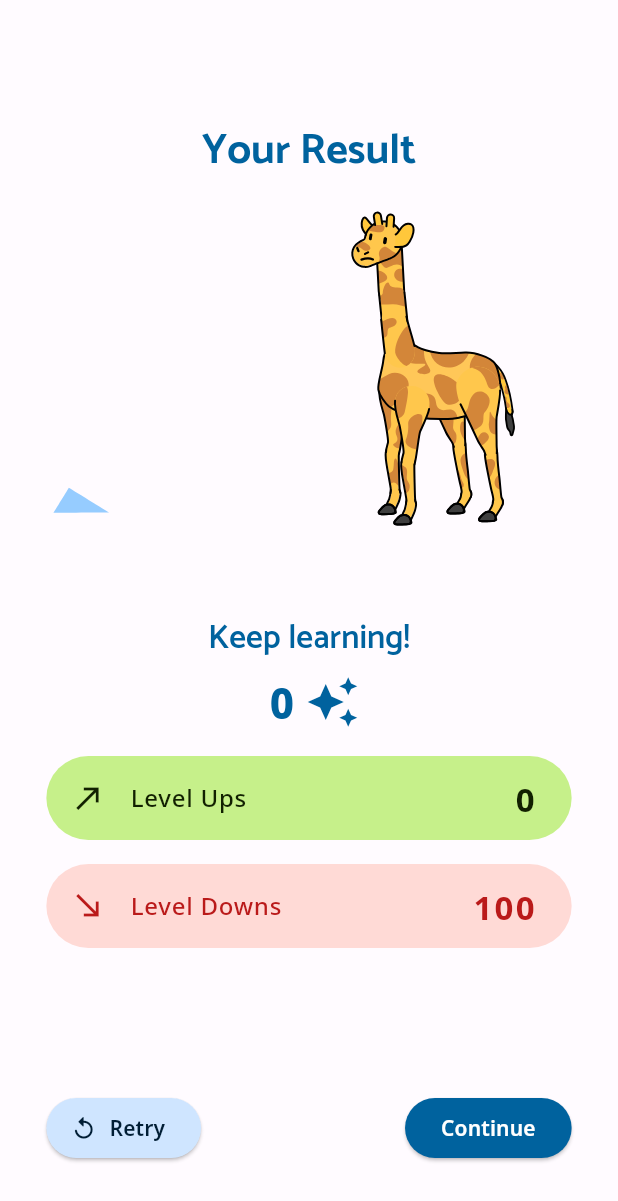
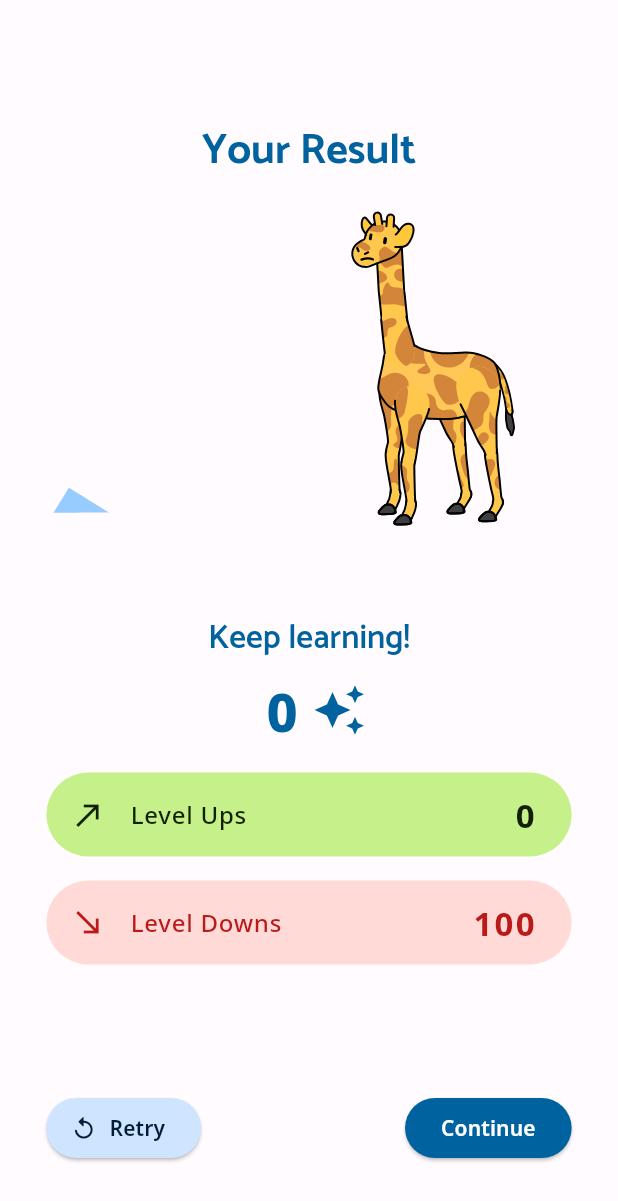
Before and after one commit to domephant/vocabulary, a Flutter app: the TestResult0Screen screen opened directly, on a phone screen of 412 x 824 dp. Shown: the top 1201 px of the screen. Run offline on Flutter 3.47's test engine with Material 2 defaults, Android fonts, the phone set to English and light mode, and no system bars; our stand-ins replace firebase_core, font_awesome_flutter, lottie, page_transition; accounts and stored records are empty.

Commit message:
Fixed points font size

```diff
--- a/lib/styles/additional_fonts.dart
+++ b/lib/styles/additional_fonts.dart
@@ -3,7 +3,7 @@ import 'package:flutter/material.dart';
 class AdditionalFonts {
   static TextStyle get points => const TextStyle(
         fontFamily: "Noto Sans",
-        fontSize: 28,
+        fontSize: 36,
         fontWeight: FontWeight.w800,
         //height: 36,
       );
```
